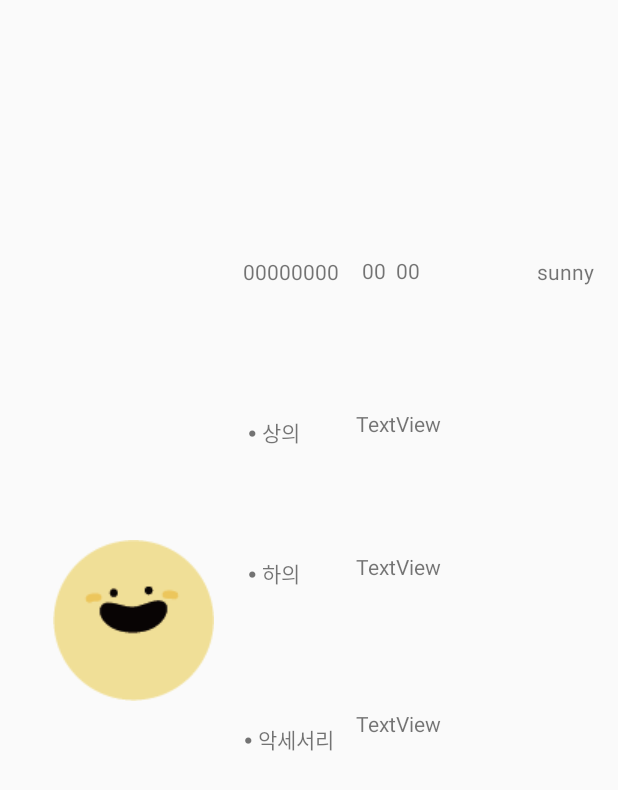
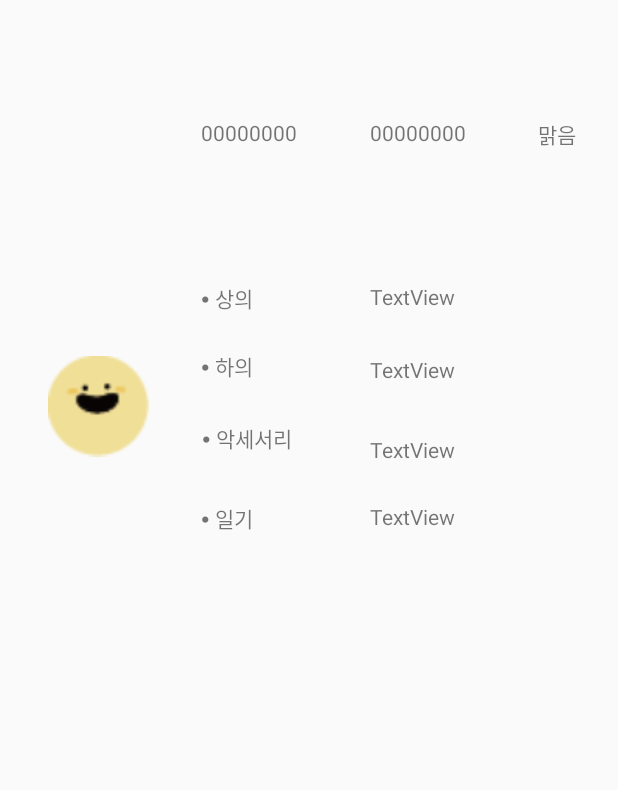
Before and after one commit to Kkorrru/Look-Note, an Android app: the layout listview_recommand.xml on its own in the app's theme, with its tools: preview values and no code run, on a phone screen of 412 x 824 dp. Shown: the top 790 px of the screen. Run offline under Robolectric (Android 15) with nearby library versions, the phone set to English and light mode, and no system bars.

Commit message:
Implement ListViewAdapter

```diff
--- a/app/src/main/res/layout/listview_recommand.xml
+++ b/app/src/main/res/layout/listview_recommand.xml
@@ -1,46 +1,58 @@
 <?xml version="1.0" encoding="utf-8"?>
-<androidx.constraintlayout.widget.ConstraintLayout
-    xmlns:android="http://schemas.android.com/apk/res/android"
+<androidx.constraintlayout.widget.ConstraintLayout xmlns:android="http://schemas.android.com/apk/res/android"
     xmlns:app="http://schemas.android.com/apk/res-auto"
     xmlns:tools="http://schemas.android.com/tools"
     android:layout_width="match_parent"
     android:layout_height="match_parent">
 
+    <ImageView
+        android:id="@+id/satisf"
+        android:layout_width="67dp"
+        android:layout_height="68dp"
+        app:layout_constraintBottom_toBottomOf="parent"
+        app:layout_constraintEnd_toEndOf="parent"
+        app:layout_constraintHorizontal_bias="0.093"
+        app:layout_constraintStart_toStartOf="parent"
+        app:layout_constraintTop_toTopOf="parent"
+        app:layout_constraintVertical_bias="0.313"
+        app:srcCompat="@drawable/nice_icon" />
+
     <TextView
-        android:id="@+id/textView20"
+        android:id="@+id/top_c"
         android:layout_width="157dp"
         android:layout_height="17dp"
         android:text="TextView"
         app:layout_constraintBottom_toBottomOf="parent"
         app:layout_constraintEnd_toEndOf="parent"
-        app:layout_constraintHorizontal_bias="0.606"
+        app:layout_constraintHorizontal_bias="0.893"
         app:layout_constraintStart_toEndOf="@+id/top2"
-        app:layout_constraintTop_toBottomOf="@+id/textView5"
-        app:layout_constraintVertical_bias="0.133" />
+        app:layout_constraintTop_toTopOf="@+id/top2"
+        app:layout_constraintVertical_bias="0.0" />
 
     <TextView
-        android:id="@+id/textView21"
+        android:id="@+id/top2"
+        android:layout_width="45dp"
+        android:layout_height="19dp"
+        android:text="⦁ 상의"
+        app:layout_constraintBottom_toBottomOf="parent"
+        app:layout_constraintEnd_toEndOf="parent"
+        app:layout_constraintHorizontal_bias="0.366"
+        app:layout_constraintStart_toStartOf="parent"
+        app:layout_constraintTop_toTopOf="parent"
+        app:layout_constraintVertical_bias="0.234" />
+
+    <TextView
+        android:id="@+id/bottom_c"
         android:layout_width="157dp"
         android:layout_height="17dp"
+        android:layout_marginTop="3dp"
         android:text="TextView"
         app:layout_constraintBottom_toBottomOf="parent"
         app:layout_constraintEnd_toEndOf="parent"
-        app:layout_constraintHorizontal_bias="0.606"
+        app:layout_constraintHorizontal_bias="0.893"
         app:layout_constraintStart_toEndOf="@+id/top2"
-        app:layout_constraintTop_toBottomOf="@+id/textView20"
-        app:layout_constraintVertical_bias="0.151" />
-
-    <TextView
-        android:id="@+id/textView22"
-        android:layout_width="157dp"
-        android:layout_height="17dp"
-        android:text="TextView"
-        app:layout_constraintBottom_toBottomOf="parent"
-        app:layout_constraintEnd_toEndOf="parent"
-        app:layout_constraintHorizontal_bias="0.606"
-        app:layout_constraintStart_toEndOf="@+id/top2"
-        app:layout_constraintTop_toBottomOf="@+id/textView21"
-        app:layout_constraintVertical_bias="0.208" />
+        app:layout_constraintTop_toTopOf="@+id/bottom2"
+        app:layout_constraintVertical_bias="0.0" />
 
     <TextView
         android:id="@+id/acc2"
@@ -50,23 +62,22 @@
         android:text="⦁ 악세서리"
         app:layout_constraintBottom_toBottomOf="parent"
         app:layout_constraintEnd_toEndOf="parent"
-        app:layout_constraintHorizontal_bias="0.096"
-        app:layout_constraintStart_toEndOf="@+id/imageView2"
+        app:layout_constraintHorizontal_bias="0.382"
+        app:layout_constraintStart_toStartOf="parent"
         app:layout_constraintTop_toBottomOf="@+id/bottom2"
-        app:layout_constraintVertical_bias="0.292" />
+        app:layout_constraintVertical_bias="0.06" />
 
     <TextView
-        android:id="@+id/top2"
-        android:layout_width="45dp"
-        android:layout_height="19dp"
-        android:layout_marginBottom="192dp"
-        android:text="⦁ 상의"
+        android:id="@+id/diary_c"
+        android:layout_width="157dp"
+        android:layout_height="17dp"
+        android:text="TextView"
         app:layout_constraintBottom_toBottomOf="parent"
         app:layout_constraintEnd_toEndOf="parent"
-        app:layout_constraintHorizontal_bias="0.102"
-        app:layout_constraintStart_toEndOf="@+id/imageView2"
-        app:layout_constraintTop_toBottomOf="@+id/textView"
-        app:layout_constraintVertical_bias="0.206" />
+        app:layout_constraintHorizontal_bias="0.893"
+        app:layout_constraintStart_toEndOf="@+id/top2"
+        app:layout_constraintTop_toTopOf="@+id/acc3"
+        app:layout_constraintVertical_bias="0.0" />
 
     <TextView
         android:id="@+id/bottom2"
@@ -76,68 +87,82 @@
         android:text="⦁ 하의"
         app:layout_constraintBottom_toBottomOf="parent"
         app:layout_constraintEnd_toEndOf="parent"
-        app:layout_constraintHorizontal_bias="0.098"
-        app:layout_constraintStart_toEndOf="@+id/imageView2"
+        app:layout_constraintHorizontal_bias="0.356"
+        app:layout_constraintStart_toStartOf="parent"
         app:layout_constraintTop_toBottomOf="@+id/top2"
-        app:layout_constraintVertical_bias="0.193" />
+        app:layout_constraintVertical_bias="0.054" />
 
-    <ImageView
-        android:id="@+id/imageView2"
-        android:layout_width="wrap_content"
-        android:layout_height="wrap_content"
+    <TextView
+        android:id="@+id/acc_c"
+        android:layout_width="157dp"
+        android:layout_height="17dp"
+        android:text="TextView"
         app:layout_constraintBottom_toBottomOf="parent"
         app:layout_constraintEnd_toEndOf="parent"
-        app:layout_constraintHorizontal_bias="0.115"
-        app:layout_constraintStart_toStartOf="parent"
-        app:layout_constraintTop_toTopOf="parent"
-        app:layout_constraintVertical_bias="0.502"
-        app:srcCompat="@drawable/nice_big" />
+        app:layout_constraintHorizontal_bias="0.893"
+        app:layout_constraintStart_toEndOf="@+id/top2"
+        app:layout_constraintTop_toTopOf="@+id/acc2"
+        app:layout_constraintVertical_bias="0.016" />
 
     <TextView
-        android:id="@+id/textView"
+        android:id="@+id/date_num"
         android:layout_width="wrap_content"
         android:layout_height="wrap_content"
         android:text="00000000"
         app:layout_constraintBottom_toBottomOf="parent"
         app:layout_constraintEnd_toEndOf="parent"
-        app:layout_constraintHorizontal_bias="0.465"
+        app:layout_constraintHorizontal_bias="0.386"
         app:layout_constraintStart_toStartOf="parent"
         app:layout_constraintTop_toTopOf="parent"
-        app:layout_constraintVertical_bias="0.213" />
+        app:layout_constraintVertical_bias="0.098" />
 
     <TextView
-        android:id="@+id/textView2"
+        android:id="@+id/sky"
         android:layout_width="wrap_content"
         android:layout_height="wrap_content"
-        android:text="00"
+        android:text="맑음"
         app:layout_constraintBottom_toBottomOf="parent"
         app:layout_constraintEnd_toEndOf="parent"
-        app:layout_constraintHorizontal_bias="0.089"
-        app:layout_constraintStart_toEndOf="@+id/textView"
+        app:layout_constraintHorizontal_bias="0.738"
+        app:layout_constraintStart_toEndOf="@+id/min_tem"
         app:layout_constraintTop_toTopOf="parent"
-        app:layout_constraintVertical_bias="0.212" />
+        app:layout_constraintVertical_bias="0.098" />
 
     <TextView
-        android:id="@+id/textView19"
+        android:id="@+id/min_tem"
         android:layout_width="wrap_content"
         android:layout_height="wrap_content"
-        android:text="00"
+        android:text="0000"
         app:layout_constraintBottom_toBottomOf="parent"
         app:layout_constraintEnd_toEndOf="parent"
-        app:layout_constraintHorizontal_bias="0.05"
-        app:layout_constraintStart_toEndOf="@+id/textView2"
+        app:layout_constraintHorizontal_bias="0.335"
+        app:layout_constraintStart_toEndOf="@+id/top2"
         app:layout_constraintTop_toTopOf="parent"
-        app:layout_constraintVertical_bias="0.212" />
+        app:layout_constraintVertical_bias="0.098" />
 
     <TextView
-        android:id="@+id/textView5"
+        android:id="@+id/max_tem"
         android:layout_width="wrap_content"
         android:layout_height="wrap_content"
-        android:text="sunny"
+        android:text="0000"
         app:layout_constraintBottom_toBottomOf="parent"
         app:layout_constraintEnd_toEndOf="parent"
-        app:layout_constraintHorizontal_bias="0.863"
-        app:layout_constraintStart_toEndOf="@+id/textView2"
+        app:layout_constraintHorizontal_bias="0.0"
+        app:layout_constraintStart_toEndOf="@+id/min_tem"
         app:layout_constraintTop_toTopOf="parent"
-        app:layout_constraintVertical_bias="0.213" />
+        app:layout_constraintVertical_bias="0.098" />
+
+    <TextView
+        android:id="@+id/acc3"
+        android:layout_width="wrap_content"
+        android:layout_height="wrap_content"
+        android:layout_marginBottom="104dp"
+        android:text="⦁ 일기"
+        app:layout_constraintBottom_toBottomOf="parent"
+        app:layout_constraintEnd_toEndOf="parent"
+        app:layout_constraintHorizontal_bias="0.356"
+        app:layout_constraintStart_toStartOf="parent"
+        app:layout_constraintTop_toBottomOf="@+id/acc2"
+        app:layout_constraintVertical_bias="0.08" />
+
 </androidx.constraintlayout.widget.ConstraintLayout>
```
Also changed, not shown: app/src/main/java/com/example/looknote/GetWeather.java (+48 -5 lines), app/src/main/java/com/example/looknote/ListViewAdapter.java (added, +72 -0 lines), app/src/main/java/com/example/looknote/ListViewitem.java (added, +89 -0 lines), app/src/main/java/com/example/looknote/MainActivity.java (+7 -6 lines), app/src/main/java/com/example/looknote/UploadWorker.java (+27 -18 lines), app/src/main/java/com/example/looknote/Weather.java (+51 -11 lines), app/src/main/res/layout/fragment_weather.xml (+3 -4 lines).
